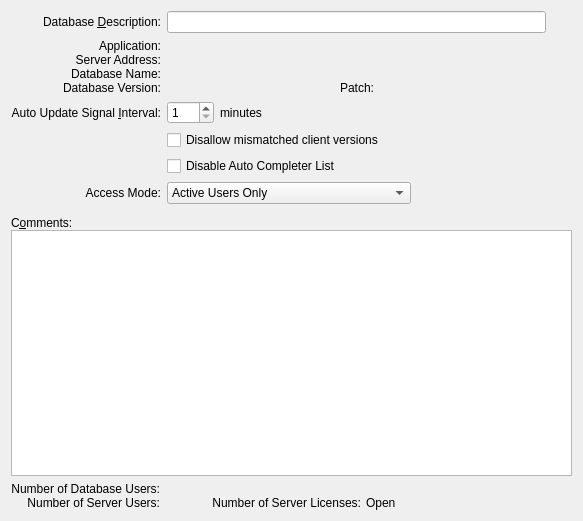
Above: guiclient/databaseInformation.ui from knowhow/xtuple before the change. Below: the same form after it.
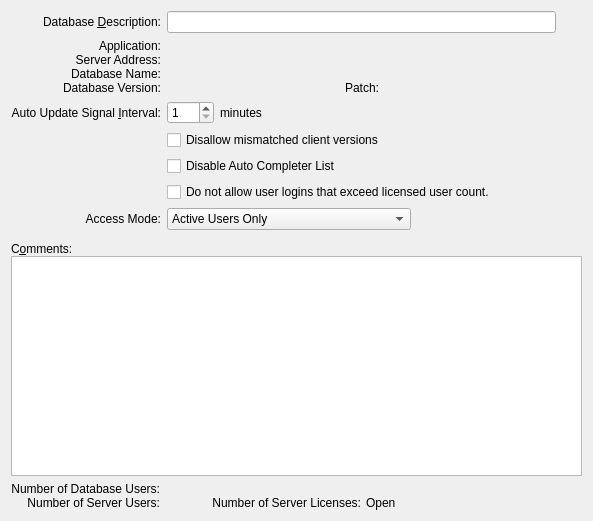
That is the form after the change. Custom widgets are drawn as their Qt base class.

Diff of the .ui file:
```diff
--- a/guiclient/databaseInformation.ui
+++ b/guiclient/databaseInformation.ui
@@ -13,7 +13,7 @@
    <rect>
     <x>0</x>
     <y>0</y>
-    <width>583</width>
+    <width>593</width>
     <height>521</height>
    </rect>
   </property>
@@ -37,7 +37,7 @@
    <item row="0" column="1">
     <widget class="XLineEdit" name="_description"/>
    </item>
-   <item row="0" column="2" rowspan="7">
+   <item row="0" column="2" rowspan="8">
     <layout class="QVBoxLayout">
      <property name="spacing">
       <number>0</number>
@@ -228,7 +228,7 @@
      </property>
     </widget>
    </item>
-   <item row="5" column="0">
+   <item row="6" column="0">
     <widget class="QLabel" name="_accessLit">
      <property name="text">
       <string>Access Mode:</string>
@@ -241,7 +241,7 @@
      </property>
     </widget>
    </item>
-   <item row="5" column="1">
+   <item row="6" column="1">
     <layout class="QHBoxLayout" name="horizontalLayout">
      <item>
       <widget class="QComboBox" name="_access">
@@ -277,7 +277,7 @@
      </item>
     </layout>
    </item>
-   <item row="7" column="0" colspan="3">
+   <item row="8" column="0" colspan="3">
     <widget class="QFrame" name="frame">
      <property name="sizePolicy">
       <sizepolicy hsizetype="Preferred" vsizetype="Expanding">
@@ -314,7 +314,7 @@
      </layout>
     </widget>
    </item>
-   <item row="8" column="0" colspan="3">
+   <item row="9" column="0" colspan="3">
     <layout class="QHBoxLayout">
      <property name="spacing">
       <number>0</number>
@@ -480,6 +480,13 @@
      </property>
     </widget>
    </item>
+   <item row="5" column="1">
+    <widget class="QCheckBox" name="_forceLicense">
+     <property name="text">
+      <string>Do not allow user logins that exceed licensed user count.</string>
+     </property>
+    </widget>
+   </item>
   </layout>
  </widget>
  <layoutdefault spacing="6" margin="11"/>
@@ -491,6 +498,11 @@
    <header>xlineedit.h</header>
    <container>1</container>
   </customwidget>
+  <customwidget>
+   <class>XTextEdit</class>
+   <extends>QTextEdit</extends>
+   <header>xtextedit.h</header>
+  </customwidget>
  </customwidgets>
  <tabstops>
   <tabstop>_description</tabstop>
```
Left out of the diff: 6 changed lines with no effect on the pictures.
